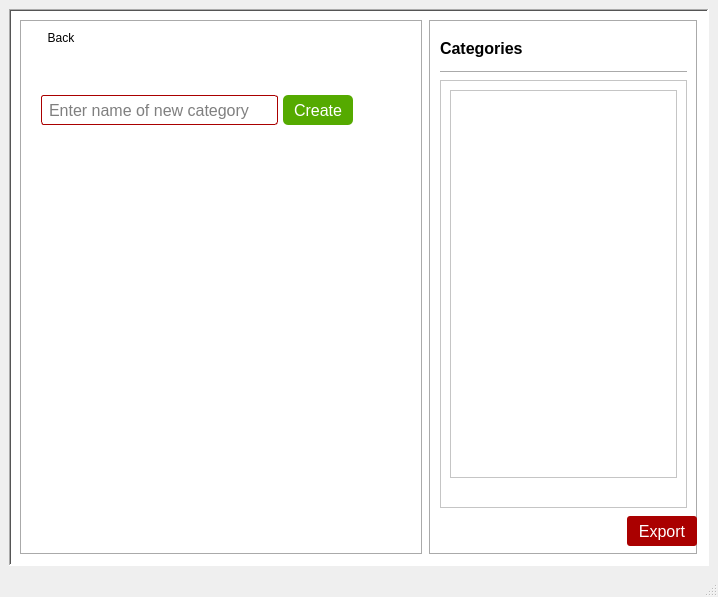
The window that assets/ui/GenBBS_catg1.ui (Ano-ly/GenBBS) describes before a commit, drawn with Qt 5.
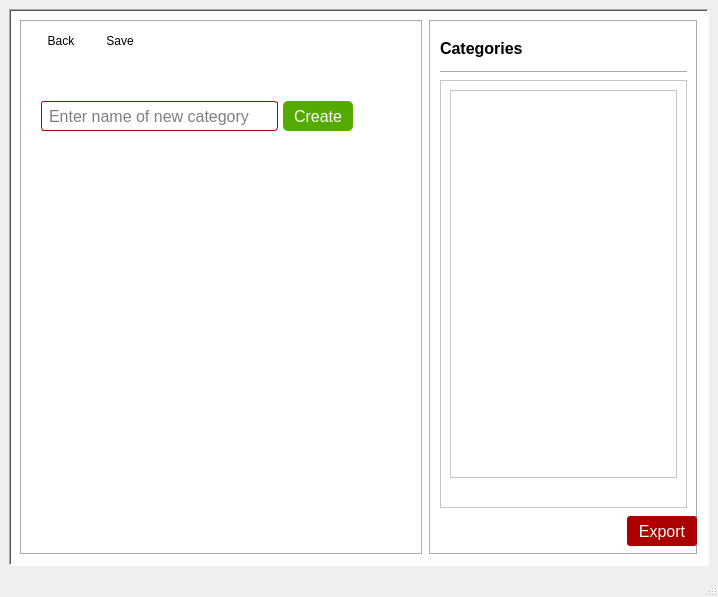
The same window after the commit. Icons and pictures are not drawn.

Patch:
```diff
--- a/assets/ui/GenBBS_catg1.ui
+++ b/assets/ui/GenBBS_catg1.ui
@@ -88,6 +88,15 @@
 #btnCreateCatg1:hover {
 background-color:rgb(139, 243, 59)
 }
+#btnSaveCatg1 {
+border-radius: 5px;
+color: black;
+padding-left: 5px;
+padding-right: 5px;
+}
+#btnSaveCatg1:hover {
+background-color:rgb(170, 170, 170)
+}
 #btnBackCatg1 {
 
 border-radius: 5px;
@@ -113,6 +122,8 @@
            <enum>QLayout::SizeConstraint::SetMinimumSize</enum>
           </property>
           <item>
+           <layout class="QHBoxLayout" name="horizontalLayout_2" stretch="0,0,0">
+            <item>
            <widget class="QPushButton" name="btnBackCatg1">
             <property name="sizePolicy">
              <sizepolicy hsizetype="Fixed" vsizetype="Fixed">
@@ -146,6 +157,35 @@
               <normaloff>:/images/Back_Button.jpg</normaloff>:/images/Back_Button.jpg</iconset>
             </property>
            </widget>
+            </item>
+            <item>
+             <widget class="QPushButton" name="btnSaveCatg1">
+              <property name="autoFillBackground">
+               <bool>false</bool>
+              </property>
+              <property name="text">
+               <string>Save</string>
+              </property>
+              <property name="icon">
+               <iconset resource="../app_resources.qrc">
+                <normaloff>:/images/Save button.png</normaloff>:/images/Save button.png</iconset>
+              </property>
+             </widget>
+            </item>
+            <item>
+             <spacer name="horizontalSpacer">
+              <property name="orientation">
+               <enum>Qt::Orientation::Horizontal</enum>
+              </property>
+              <property name="sizeHint" stdset="0">
+               <size>
+                <width>40</width>
+                <height>20</height>
+               </size>
+              </property>
+             </spacer>
+            </item>
+           </layout>
           </item>
           <item>
            <widget class="QLabel" name="label1Catg1">
```
Lines whose indentation alone changed are shown as unchanged.
